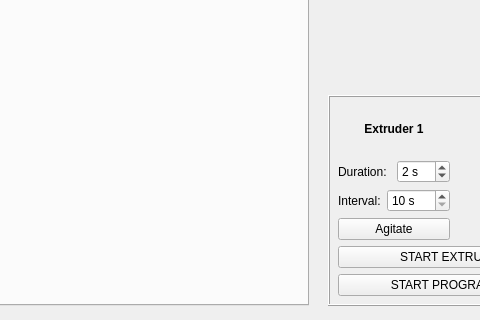
The window that _ui/PME.ui (boydstongroup/PME-DEV) describes before a commit, drawn with Qt 5; both pictures show x 352 to 832 and y 255 to 575 of the 1024 by 575 pixel window.
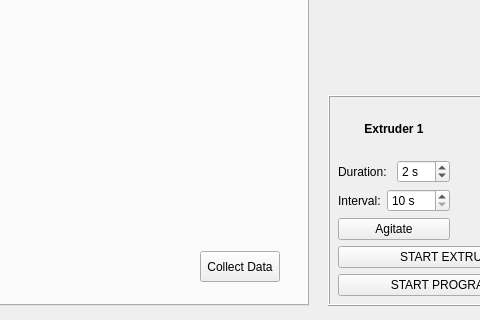
The same window after the commit. Icons and pictures are not drawn. Custom widgets are drawn as their Qt base class.

Diff of the .ui file:
```diff
--- a/_ui/PME.ui
+++ b/_ui/PME.ui
@@ -764,6 +764,19 @@
        </rect>
       </property>
      </widget>
+     <widget class="QPushButton" name="startCollection_pushButton">
+      <property name="geometry">
+       <rect>
+        <x>540</x>
+        <y>470</y>
+        <width>80</width>
+        <height>31</height>
+       </rect>
+      </property>
+      <property name="text">
+       <string>Collect Data</string>
+      </property>
+     </widget>
     </widget>
    </widget>
    <widget class="QFrame" name="frame_2">
```
